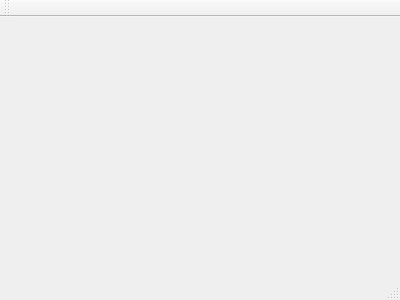
xieby1/packet-paw, file mainwindow.ui: the form before one commit.
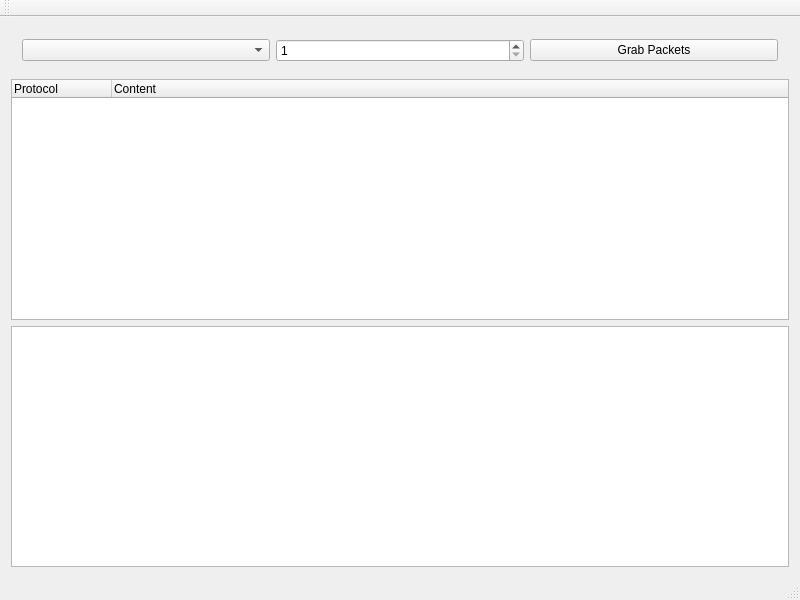
The form after the commit.

```diff
--- a/mainwindow.ui
+++ b/mainwindow.ui
@@ -1,24 +1,103 @@
 <ui version="4.0">
  <class>MainWindow</class>
- <widget class="QMainWindow" name="MainWindow" >
-  <property name="geometry" >
+ <widget class="QMainWindow" name="MainWindow">
+  <property name="enabled">
+   <bool>true</bool>
+  </property>
+  <property name="geometry">
    <rect>
     <x>0</x>
     <y>0</y>
-    <width>400</width>
-    <height>300</height>
+    <width>800</width>
+    <height>600</height>
    </rect>
   </property>
   <property name="windowTitle" >
    <string>MainWindow</string>
   </property>
-  <widget class="QMenuBar" name="menuBar" />
-  <widget class="QToolBar" name="mainToolBar" />
-  <widget class="QWidget" name="centralWidget" />
-  <widget class="QStatusBar" name="statusBar" />
+  <widget class="QWidget" name="centralWidget">
+   <layout class="QVBoxLayout" name="verticalLayout_2">
+    <item>
+     <widget class="QWidget" name="deviceBar" native="true">
+      <layout class="QHBoxLayout" name="horizontalLayout">
+       <item>
+        <widget class="QComboBox" name="availableDevices"/>
+       </item>
+       <item>
+        <widget class="QSpinBox" name="packetsCount">
+         <property name="minimum">
+          <number>1</number>
+         </property>
+         <property name="maximum">
+          <number>200</number>
+         </property>
+        </widget>
+       </item>
+       <item>
+        <widget class="QPushButton" name="grabPackets">
+         <property name="text">
+          <string>Grab Packets</string>
+         </property>
+        </widget>
+       </item>
+      </layout>
+     </widget>
+    </item>
+    <item>
+     <widget class="QTreeWidget" name="packetDetails">
+      <property name="sizeAdjustPolicy">
+       <enum>QAbstractScrollArea::AdjustIgnored</enum>
+      </property>
+      <column>
+       <property name="text">
+        <string>Protocol</string>
+       </property>
+      </column>
+      <column>
+       <property name="text">
+        <string>Content</string>
+       </property>
+      </column>
+     </widget>
+    </item>
+    <item>
+     <widget class="QTextBrowser" name="packetRaw">
+      <property name="html">
+       <string>&lt;!DOCTYPE HTML PUBLIC &quot;-//W3C//DTD HTML 4.0//EN&quot; &quot;http://www.w3.org/TR/REC-html40/strict.dtd&quot;&gt;
+&lt;html&gt;&lt;head&gt;&lt;meta name=&quot;qrichtext&quot; content=&quot;1&quot; /&gt;&lt;style type=&quot;text/css&quot;&gt;
+p, li { white-space: pre-wrap; }
+&lt;/style&gt;&lt;/head&gt;&lt;body style=&quot; font-family:'Sans Serif'; font-size:9pt; font-weight:400; font-style:normal;&quot;&gt;
+&lt;p style=&quot;-qt-paragraph-type:empty; margin-top:0px; margin-bottom:0px; margin-left:0px; margin-right:0px; -qt-block-indent:0; text-indent:0px;&quot;&gt;&lt;br /&gt;&lt;/p&gt;&lt;/body&gt;&lt;/html&gt;</string>
+      </property>
+     </widget>
+    </item>
+   </layout>
+  </widget>
+  <widget class="QMenuBar" name="menuBar">
+   <property name="geometry">
+    <rect>
+     <x>0</x>
+     <y>0</y>
+     <width>800</width>
+     <height>23</height>
+    </rect>
+   </property>
+  </widget>
+  <widget class="QToolBar" name="mainToolBar">
+   <attribute name="toolBarArea">
+    <enum>TopToolBarArea</enum>
+   </attribute>
+   <attribute name="toolBarBreak">
+    <bool>false</bool>
+   </attribute>
+  </widget>
+  <widget class="QStatusBar" name="statusBar"/>
  </widget>
- <layoutDefault spacing="6" margin="11" />
- <pixmapfunction></pixmapfunction>
+ <layoutdefault spacing="6" margin="11"/>
+ <tabstops>
+  <tabstop>packetDetails</tabstop>
+  <tabstop>packetRaw</tabstop>
+ </tabstops>
  <resources/>
  <connections/>
 </ui>
```
Left out of the diff: 27 changed lines with no effect on the pictures.
